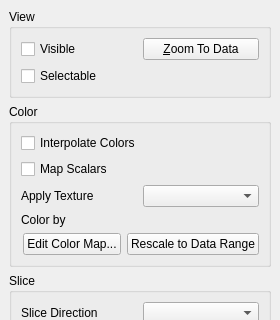
Qt form Qt/Components/Resources/UI/pqDisplayProxyEditor.ui (wildmichael/ParaView3-enhancements-old) before a commit; both pictures show x 0 to 280 and y 0 to 320 of the 280 by 1076 pixel window.
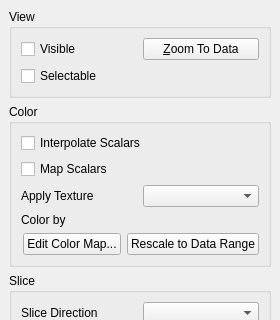
The same form after that commit. Custom widgets are drawn as their Qt base class.

Commit message: BUG: Color interpolation option text was backwards from what the option does.

```diff
--- a/Qt/Components/Resources/UI/pqDisplayProxyEditor.ui
+++ b/Qt/Components/Resources/UI/pqDisplayProxyEditor.ui
@@ -232,7 +232,7 @@
          <string>&lt;html>&lt;head>&lt;meta name="qrichtext" content="1" />&lt;/head>&lt;body style=" white-space: pre-wrap; font-family:Sans Serif; font-size:9pt; font-weight:400; font-style:normal; text-decoration:none;">&lt;p style=" margin-top:0px; margin-bottom:0px; margin-left:0px; margin-right:0px; -qt-block-indent:0; text-indent:0px;">Interpolate colors before mapping. Otherwise OpenGL is responsible of interpolation&lt;/p>&lt;/body>&lt;/html></string>
         </property>
         <property name="text" >
-         <string>Interpolate Colors</string>
+         <string>Interpolate Scalars</string>
         </property>
        </widget>
       </item>
```
Left out of the diff: 6 changed lines with no effect on the pictures. The commit also changes 1 other file.
